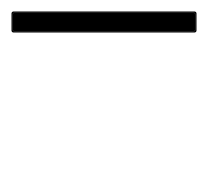
First picture: the form in widgets/devicelist.ui, repository Elv13/sigrok_frontend, before the edit.
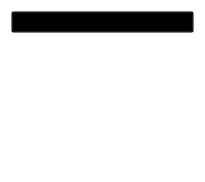
Second picture: the form after the edit.

What changed in the file:
```diff
--- a/widgets/devicelist.ui
+++ b/widgets/devicelist.ui
@@ -6,8 +6,8 @@
    <rect>
     <x>0</x>
     <y>0</y>
-    <width>208</width>
-    <height>186</height>
+    <width>205</width>
+    <height>182</height>
    </rect>
   </property>
   <property name="windowTitle">
```
